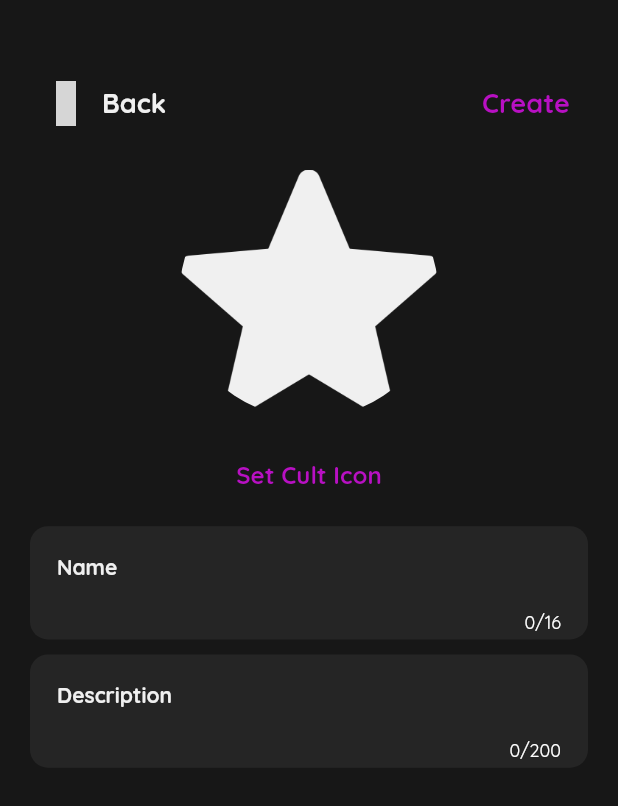
After one commit to SocialkoApp/app, a Flutter app: the CreateCultScreen screen opened by its route, on a phone screen of 412 x 824 dp. The commit adds this screen. Shown: the top 806 px of the screen. Run offline on Flutter 3.47's test engine with Material 2 defaults, Android fonts, the phone set to English and light mode, and no system bars; our stand-ins replace expandable, flutter_iconly, flutter_markdown, flutter_riverpod, flutter_secure_storage, google_fonts and 3 more; accounts and stored records are empty; generated files the repository leaves out were written again; network calls fail; grey boxes are pictures that could not be loaded.

Commit message:
Implement cult creation

```diff
--- a/lib/app.dart
+++ b/lib/app.dart
@@ -1,5 +1,7 @@
 import 'package:app/auth/screens/email_confirmation.screen.dart';
+import 'package:app/common/globals.dart';
 import 'package:app/common/screens/base.screen.dart';
+import 'package:app/cult/screens/create.screen.dart';
 import 'package:app/cult/screens/edit_cult.screen.dart';
 import 'package:app/cult/screens/join_requests.screen.dart';
 import 'package:app/cult/screens/members.screen.dart';
@@ -23,6 +25,7 @@ class App extends StatelessWidget {
   Widget build(BuildContext context) {
     return MaterialApp(
       initialRoute: InitializingScreen.routeName,
+      scaffoldMessengerKey: snackbarKey,
       routes: {
         InitializingScreen.routeName: (context) => const InitializingScreen(),
         LoginScreen.routeName: (context) => const LoginScreen(),
@@ -37,6 +40,7 @@ class App extends StatelessWidget {
         JoinRequestsScreen.routeName: (context) => const JoinRequestsScreen(),
         SettingsScreen.routeName: (context) => const SettingsScreen(),
         EditCultScreen.routeName: (context) => const EditCultScreen(),
+        CreateCultScreen.routeName: (context) => const CreateCultScreen(),
         EmailConfirmationScreen.routeName: (context) =>
             const EmailConfirmationScreen(),
       },
--- /dev/null
+++ b/lib/common/globals.dart
@@ -0,0 +1,4 @@
+import 'package:flutter/material.dart';
+
+final GlobalKey<ScaffoldMessengerState> snackbarKey =
+    GlobalKey<ScaffoldMessengerState>();
--- a/lib/cult/api/cults.api.dart
+++ b/lib/cult/api/cults.api.dart
@@ -1,11 +1,11 @@
 import 'package:app/cult/api/get.cults.dart';
 import 'package:app/cult/api/members.cult.dart';
 import 'package:app/cult/api/requests.cult.dart';
-import 'package:app/cult/api/update.cult.dart';
+import 'package:app/cult/api/manage.cult.dart';
 
 class CultsApi {
   GetCults get = GetCults();
   CultMembers members = CultMembers();
   CultRequests requests = CultRequests();
-  UpdateCult update = UpdateCult();
+  ManageCult manage = ManageCult();
 }
--- a/lib/cult/api/update.cult.dart
+++ b/lib/cult/api/manage.cult.dart
@@ -1,11 +1,26 @@
 import 'dart:io';
-
+import 'package:app/cult/api/models/create.dto.dart';
 import 'package:app/cult/api/models/update_cult.dto.dart';
 import 'package:app/home/api/models/image.response.dart';
 import 'package:app/profile/api/models/profile_picture_update.dto.dart';
 import 'package:app/utils/api/api.client.dart';
 
-class UpdateCult {
+class ManageCult {
+  Future<void> create(String name, String description, File file) async {
+    final image =
+        ImageResponse.fromJson(await ApiClient.postImage('/files', file));
+
+    final body = CreateCultDto(
+      name: name,
+      description: description,
+      iconId: image.id!,
+    );
+
+    final resp = await ApiClient.post('/cult', body.toJson());
+
+    print(resp);
+  }
+
   Future<void> info(UpdateCultDto body) async {
     await ApiClient.put('/cult', body.toJson());
   }
--- /dev/null
+++ b/lib/cult/api/models/create.dto.dart
@@ -0,0 +1,21 @@
+import 'package:json_annotation/json_annotation.dart';
+
+part 'create.dto.g.dart';
+
+@JsonSerializable()
+class CreateCultDto {
+  CreateCultDto({
+    required this.name,
+    required this.description,
+    required this.iconId,
+  });
+
+  final String name;
+  final String description;
+  final String iconId;
+
+  factory CreateCultDto.fromJson(Map<String, dynamic> json) =>
+      _$CreateCultDtoFromJson(json);
+
+  Map<String, dynamic> toJson() => _$CreateCultDtoToJson(this);
+}
--- a/lib/cult/providers/cults.provider.dart
+++ b/lib/cult/providers/cults.provider.dart
@@ -20,12 +20,6 @@ class AsyncCults extends _$AsyncCults {
     return _fetchCults();
   }
 
-  Future<CultResponse> fetchCult(String name) async {
-    final resp = await API.cults.get.single(name);
-
-    return CultResponse.fromJson(resp);
-  }
-
   Future<void> requestCultJoin(String id) async {
     state = const AsyncValue.loading();
 
--- /dev/null
+++ b/lib/cult/screens/create.screen.dart
@@ -0,0 +1,147 @@
+import 'dart:io';
+
+import 'package:app/common/widgets/back.widget.dart';
+import 'package:app/profile/providers/me.provider.dart';
+import 'package:app/profile/widgets/input.widget.dart';
+import 'package:app/utils/assets.util.dart';
+import 'package:flutter/material.dart';
+import 'package:flutter/services.dart';
+import 'package:flutter_riverpod/flutter_riverpod.dart';
+import 'package:image_cropper/image_cropper.dart';
+import 'package:image_picker/image_picker.dart';
+
+class CreateCultScreen extends ConsumerStatefulWidget {
+  const CreateCultScreen({super.key});
+
+  static String routeName = '/create-cult';
+
+  @override
+  ConsumerState<CreateCultScreen> createState() => _CreateCultScreenState();
+}
+
+class _CreateCultScreenState extends ConsumerState<CreateCultScreen> {
+  final name = TextEditingController();
+  final description = TextEditingController();
+
+  File file = File('assets/logo.png');
+
+  @override
+  void initState() {
+    super.initState();
+  }
+
+  void selectIcon() async {
+    final ImagePicker picker = ImagePicker();
+
+    final XFile? image = await picker.pickImage(source: ImageSource.gallery);
+
+    CroppedFile? croppedFile = await ImageCropper().cropImage(
+      sourcePath: image!.path,
+      aspectRatio: const CropAspectRatio(ratioX: 1, ratioY: 1),
+      uiSettings: [
+        AndroidUiSettings(
+          toolbarTitle: 'Choose an Icon',
+          toolbarColor: AppAssets.colors.darkHighlight,
+          toolbarWidgetColor: AppAssets.colors.light,
+          initAspectRatio: CropAspectRatioPreset.square,
+          lockAspectRatio: true,
+        ),
+        IOSUiSettings(
+          title: 'Choose an Icon',
+          aspectRatioLockEnabled: true,
+          aspectRatioPickerButtonHidden: true,
+        ),
+      ],
+    );
+
+    setState(() => file = File(croppedFile!.path));
+  }
+
+  void createCult() async {
+    await ref
+        .read(asyncMeProvider.notifier)
+        .createCult(name.text, description.text, file);
+  }
+
+  @override
+  Widget build(BuildContext context) {
+    final width = MediaQuery.of(context).size.width;
+    final height = MediaQuery.of(context).size.height;
+
+    return Scaffold(
+      backgroundColor: AppAssets.colors.dark,
+      body: SizedBox(
+        width: width,
+        child: SingleChildScrollView(
+          physics: const BouncingScrollPhysics(),
+          child: Padding(
+            padding: const EdgeInsets.symmetric(horizontal: 20.0),
+            child: Column(
+              crossAxisAlignment: CrossAxisAlignment.center,
+              children: [
+                const SizedBox(height: 45.0),
+                Row(
+                  mainAxisAlignment: MainAxisAlignment.spaceBetween,
+                  children: [
+                    const BackWidget(),
+                    TextButton(
+                      onPressed: () => {
+                        createCult(),
+                        Navigator.of(context).pop(),
+                      },
+                      child: Text(
+                        'Create',
+                        style: TextStyle(
+                          color: AppAssets.colors.primary,
+                          fontSize: 18.0,
+                          fontWeight: FontWeight.bold,
+                        ),
+                      ),
+                    ),
+                  ],
+                ),
+                const SizedBox(height: 20.0),
+                ClipRRect(
+                  borderRadius: BorderRadius.circular(height * 0.4),
+                  child: Image.asset(
+                    file.path,
+                    height: height * 0.2,
+                  ),
+                ),
+                const SizedBox(height: 15.0),
+                TextButton(
+                  onPressed: () => selectIcon(),
+                  child: const Text(
+                    'Set Cult Icon',
+                    style: TextStyle(
+                      fontWeight: FontWeight.bold,
+                      fontSize: 16.0,
+                    ),
+                  ),
+                ),
+                const SizedBox(height: 10.0),
+                MeInput(
+                  controller: name,
+                  helper: 'Name',
+                  maxLength: 16,
+                  inputFormatters: [
+                    FilteringTextInputFormatter.allow(
+                      RegExp(r'[A-Za-z0-9_.-]'),
+                    ),
+                  ],
+                ),
+                const SizedBox(height: 10.0),
+                MeInput(
+                  controller: description,
+                  helper: 'Description',
+                  maxLength: 200,
+                ),
+                const SizedBox(height: 20.0),
+              ],
+            ),
+          ),
+        ),
+      ),
+    );
+  }
+}
--- a/lib/home/widgets/header.widget.dart
+++ b/lib/home/widgets/header.widget.dart
@@ -1,3 +1,4 @@
+import 'package:app/cult/screens/create.screen.dart';
 import 'package:app/home/screens/create_image_post.screen.dart';
 import 'package:app/home/screens/create_text_post.screen.dart';
 import 'package:app/profile/api/models/profile.response.dart';
@@ -87,17 +88,22 @@ class Header extends StatelessWidget {
             ),
           ),
           IconButton(
-            onPressed: () => showDialog(
+            onPressed: profile.cult == null
+                ? () =>
+                    Navigator.of(context).pushNamed(CreateCultScreen.routeName)
+                : () => showDialog(
                       barrierDismissible: true,
                       barrierColor: Colors.transparent,
                       context: context,
                       builder: (context) => Padding(
-                padding: const EdgeInsets.fromLTRB(0.0, 60.0, 12.0, 0.0),
+                        padding:
+                            const EdgeInsets.fromLTRB(0.0, 60.0, 12.0, 0.0),
                         child: Column(
                           crossAxisAlignment: CrossAxisAlignment.end,
                           children: [
                             FloatingActionButton.extended(
-                      onPressed: () => redirect(CreateImagePost.routeName),
+                              onPressed: () =>
+                                  redirect(CreateImagePost.routeName),
                               backgroundColor: AppAssets.colors.primary,
                               foregroundColor: AppAssets.colors.light,
                               label: const Text('Image'),
@@ -105,7 +111,8 @@ class Header extends StatelessWidget {
                             ),
                             const SizedBox(height: 10.0),
                             FloatingActionButton.extended(
-                      onPressed: () => redirect(CreateTextPost.routeName),
+                              onPressed: () =>
+                                  redirect(CreateTextPost.routeName),
                               backgroundColor: AppAssets.colors.primary,
                               foregroundColor: AppAssets.colors.light,
                               label: const Text('Text'),
--- a/lib/profile/providers/me.provider.dart
+++ b/lib/profile/providers/me.provider.dart
@@ -38,4 +38,14 @@ class AsyncMe extends _$AsyncMe {
       return _fetchMe();
     });
   }
+
+  Future<void> createCult(String name, String description, File file) async {
+    state = const AsyncValue.loading();
+
+    state = await AsyncValue.guard(() async {
+      await API.cults.manage.create(name, description, file);
+
+      return _fetchMe();
+    });
+  }
 }
--- a/lib/profile/widgets/input.widget.dart
+++ b/lib/profile/widgets/input.widget.dart
@@ -1,5 +1,6 @@
 import 'package:app/utils/assets.util.dart';
 import 'package:flutter/material.dart';
+import 'package:flutter/services.dart';
 
 class MeInput extends StatelessWidget {
   const MeInput({
@@ -8,12 +9,14 @@ class MeInput extends StatelessWidget {
     required this.helper,
     this.maxLines,
     this.maxLength,
+    this.inputFormatters,
   });
 
   final TextEditingController controller;
   final String helper;
   final int? maxLines;
   final int? maxLength;
+  final List<TextInputFormatter>? inputFormatters;
 
   @override
   Widget build(BuildContext context) {
@@ -25,6 +28,7 @@ class MeInput extends StatelessWidget {
           vertical: 4.0,
         ),
         child: TextField(
+          inputFormatters: inputFormatters,
           controller: controller,
           cursorColor: AppAssets.colors.lightHighlight,
           maxLines: maxLines,
```
Also changed, not shown: lib/auth/screens/login.screen.dart (+3 -17 lines), lib/auth/screens/register.screen.dart (+4 -24 lines), lib/cult/providers/cult.provider.dart (+3 -4 lines), lib/cult/widgets/member.widget.dart (+2 -12 lines), lib/profile/screens/settings.screen.dart (+2 -6 lines), lib/utils/api/api.client.dart (+8 -6 lines), lib/utils/snackbar.util.dart (+5 -4 lines), lib/cult/api/models/create.dto.g.dart (added), lib/cult/providers/cult.provider.g.dart, lib/cult/providers/cults.provider.g.dart, lib/profile/providers/me.provider.g.dart. Lines whose indentation alone changed are shown as unchanged.
